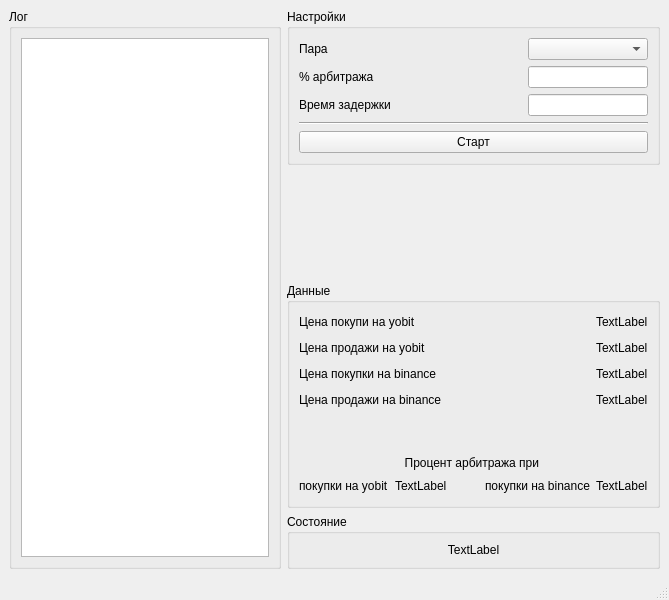
First picture: the form in view/yobit_defi_view_ui.ui, repository Arcane97/yobit_defi, before the edit.
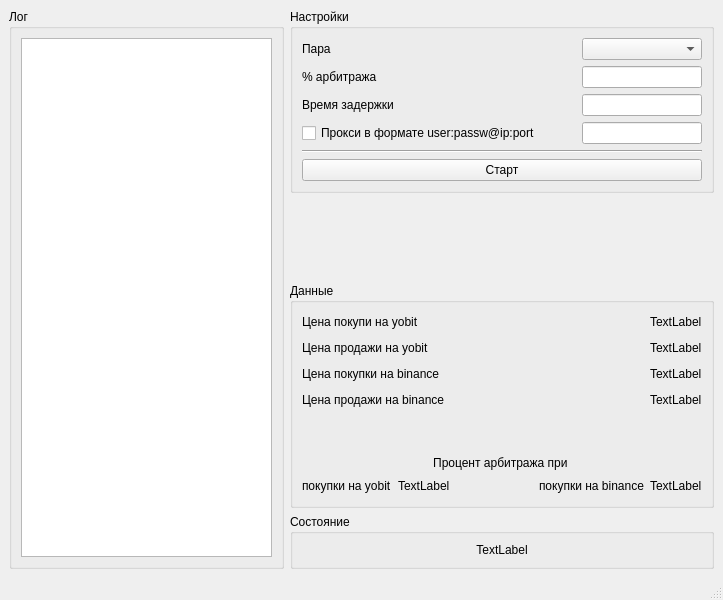
Second picture: the form after the edit.

Commit message: Добавил возможность использовать прокси

What changed in the file:
```diff
--- a/view/yobit_defi_view_ui.ui
+++ b/view/yobit_defi_view_ui.ui
@@ -6,7 +6,7 @@
    <rect>
     <x>0</x>
     <y>0</y>
-    <width>669</width>
+    <width>723</width>
     <height>600</height>
    </rect>
   </property>
@@ -150,6 +150,46 @@
            </item>
           </layout>
          </item>
+         <item>
+          <layout class="QHBoxLayout" name="horizontalLayout_10">
+           <item>
+            <widget class="QCheckBox" name="proxy_chbox">
+             <property name="text">
+              <string>Прокси в формате user:passw@ip:port</string>
+             </property>
+            </widget>
+           </item>
+           <item>
+            <spacer name="horizontalSpacer_8">
+             <property name="orientation">
+              <enum>Qt::Horizontal</enum>
+             </property>
+             <property name="sizeHint" stdset="0">
+              <size>
+               <width>40</width>
+               <height>20</height>
+              </size>
+             </property>
+            </spacer>
+           </item>
+           <item>
+            <widget class="QLineEdit" name="proxy_ledit">
+             <property name="minimumSize">
+              <size>
+               <width>120</width>
+               <height>0</height>
+              </size>
+             </property>
+             <property name="maximumSize">
+              <size>
+               <width>120</width>
+               <height>16777215</height>
+              </size>
+             </property>
+            </widget>
+           </item>
+          </layout>
+         </item>
          <item>
           <widget class="Line" name="line">
            <property name="orientation">
```
Left out of the diff: 2 changed lines with no effect on the pictures. The commit also changes 5 other files.
